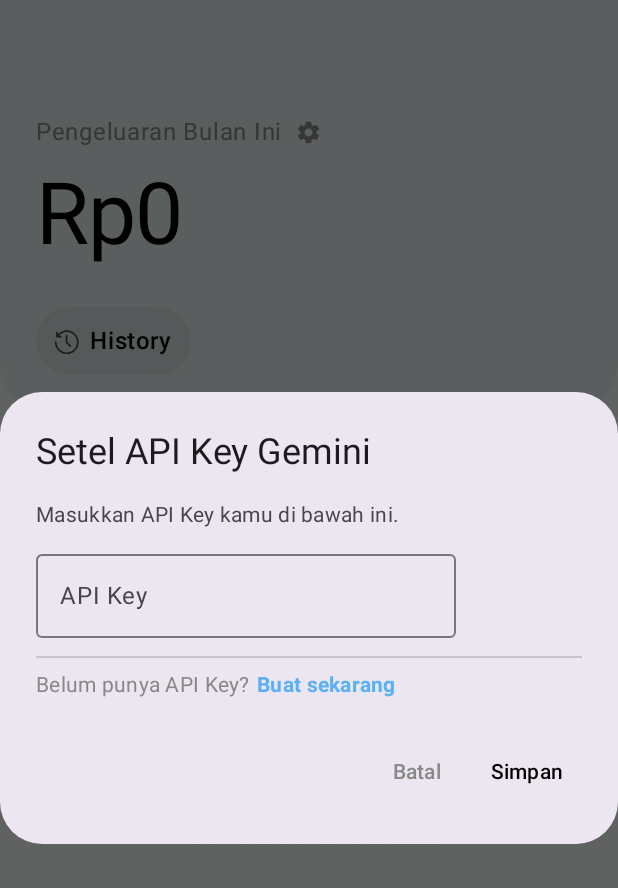
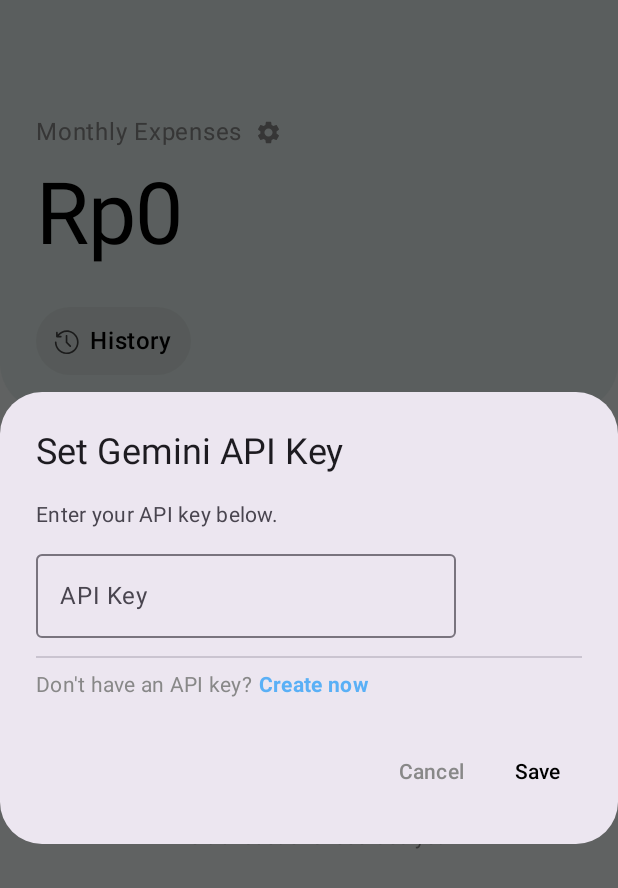
Before and after one commit to akimabs/artha, an Android app built with Jetpack Compose: the screen it shows after launch (MainActivity), on a phone screen of 412 x 824 dp. Shown: the top 888 px of the screen. Run offline under Robolectric (Android 15) with nearby library versions, the phone set to English and light mode, and no system bars; our stand-ins replace accompanist; libraries missing offline, so code that uses them is left out: com.google.accompanist.navigation.

Commit message:
feat: add localization

```diff
--- a/app/src/main/java/com/example/artha/ui/screen/home/HomeDashboard.kt
+++ b/app/src/main/java/com/example/artha/ui/screen/home/HomeDashboard.kt
@@ -25,6 +25,7 @@ import androidx.compose.ui.draw.clip
 import androidx.compose.ui.graphics.Color
 import androidx.compose.ui.platform.LocalContext
 import androidx.compose.ui.res.painterResource
+import androidx.compose.ui.res.stringResource
 import androidx.compose.ui.text.font.FontWeight
 import androidx.compose.ui.unit.dp
 import com.example.artha.model.HistoryItemData
@@ -159,10 +160,14 @@ fun HomeDashboard(onNavigateToHistory: () -> Unit = {}) {
                     verticalAlignment = Alignment.CenterVertically,
                     horizontalArrangement = Arrangement.spacedBy(8.dp)
                 ) {
-                    Text("Pengeluaran Bulan Ini", style = MaterialTheme.typography.bodyLarge, color = Color.Gray)
+                    Text(
+                        stringResource(R.string.monthly_expenses),
+                        style = MaterialTheme.typography.bodyLarge,
+                        color = Color.Gray
+                    )
                     Icon(
                         imageVector = Icons.Default.Settings,
-                        contentDescription = "Pengaturan API",
+                        contentDescription = stringResource(R.string.set_gemini_api_key),
                         tint = Color.Gray,
                         modifier = Modifier
                             .size(18.dp)
@@ -195,7 +200,7 @@ fun HomeDashboard(onNavigateToHistory: () -> Unit = {}) {
                         modifier = Modifier.size(18.dp)
                     )
                     Text(
-                        "History",
+                        stringResource(R.string.history),
                         style = MaterialTheme.typography.labelMedium.copy(
                             fontSize = MaterialTheme.typography.titleMedium.fontSize,
                         ),
@@ -207,10 +212,10 @@ fun HomeDashboard(onNavigateToHistory: () -> Unit = {}) {
         if (showApiKeyDialog) {
             AlertDialog(
                 onDismissRequest = { showApiKeyDialog = false },
-                title = { Text("Setel API Key Gemini") },
+                title = { Text(stringResource(R.string.set_gemini_api_key)) },
                 text = {
                     Column(modifier = Modifier.fillMaxWidth()) {
-                        Text("Masukkan API Key kamu di bawah ini.")
+                        Text(stringResource(R.string.enter_api_key))
                         Spacer(modifier = Modifier.height(8.dp))
                         OutlinedTextField(
                             value = apiKeyInput,
@@ -221,20 +226,20 @@ fun HomeDashboard(onNavigateToHistory: () -> Unit = {}) {
                                 cursorColor = Color.Black
                             ),
                             singleLine = true,
-                            label = { Text("API Key") }
+                            label = { Text(stringResource(R.string.api_key)) }
                         )
                         Spacer(modifier = Modifier.height(12.dp))
                         Divider()
                         Spacer(modifier = Modifier.height(8.dp))
                         Row(verticalAlignment = Alignment.CenterVertically) {
                             Text(
-                                "Belum punya API Key?",
+                                stringResource(R.string.no_api_key),
                                 style = MaterialTheme.typography.bodyMedium,
                                 color = Color.Gray,
                             )
                             Spacer(modifier = Modifier.width(4.dp))
                             Text(
-                                "Buat sekarang",
+                                stringResource(R.string.create_now),
                                 style = MaterialTheme.typography.bodyMedium,
                                 color = Color(0xFF5AB0F6),
                                 fontWeight = FontWeight.Bold,
@@ -258,7 +263,7 @@ fun HomeDashboard(onNavigateToHistory: () -> Unit = {}) {
                             }
                         }
                     }) {
-                        Text("Simpan", color = Color.Black)
+                        Text(stringResource(R.string.save), color = Color.Black)
                     }
                 },
                 dismissButton = {
@@ -271,7 +276,7 @@ fun HomeDashboard(onNavigateToHistory: () -> Unit = {}) {
                             }
                         }
                     ) {
-                        Text("Batal", color = Color.Gray)
+                        Text(stringResource(R.string.cancel), color = Color.Gray)
                     }
                 }
             )
@@ -284,10 +289,10 @@ fun HomeDashboard(onNavigateToHistory: () -> Unit = {}) {
                     horizontalArrangement = Arrangement.SpaceBetween,
                     verticalAlignment = Alignment.CenterVertically
                 ) {
-                    Text("Saku Kamu", style = MaterialTheme.typography.titleLarge)
+                    Text(stringResource(R.string.your_pockets), style = MaterialTheme.typography.titleLarge)
                     if(!pocketList.isEmpty()){
                         Text(
-                            "+ Tambah Saku",
+                            stringResource(R.string.add_pocket),
                             style = MaterialTheme.typography.labelMedium.copy(
                                 fontSize = MaterialTheme.typography.titleMedium.fontSize,
                                 fontWeight = FontWeight.Bold
@@ -315,7 +320,7 @@ fun HomeDashboard(onNavigateToHistory: () -> Unit = {}) {
                         Row(verticalAlignment = Alignment.CenterVertically) {
                             Icon(Icons.Default.Add, contentDescription = "Tambah Saku", tint = Color(0xFF0D8CF2))
                             Spacer(modifier = Modifier.width(8.dp))
-                            Text("Tambah Saku", color = Color(0xFF0D8CF2))
+                            Text(stringResource(R.string.add_pocket), color = Color(0xFF0D8CF2))
                         }
                     }
                 }
@@ -348,13 +353,13 @@ fun HomeDashboard(onNavigateToHistory: () -> Unit = {}) {
 
             Spacer(modifier = Modifier.height(30.dp))
             Column(modifier = Modifier.padding(horizontal = 20.dp)) {
-                Text("Riwayat Pengeluaran", style = MaterialTheme.typography.titleLarge)
+                Text(stringResource(R.string.expense_history), style = MaterialTheme.typography.titleLarge)
             }
             if (pocketList.isNotEmpty()) {
                 LazyRow {
                     item {
                         FilterBadge(
-                            label = "Semua",
+                            label = stringResource(R.string.all),
                             selected = selectedPocket == null,
                             onClick = { selectedPocket = null },
                             modifier = Modifier.padding(start = 20.dp, end = 0.dp, top = 15.dp)
@@ -389,7 +394,7 @@ fun HomeDashboard(onNavigateToHistory: () -> Unit = {}) {
                             .background(Color.Transparent),
                         contentAlignment = Alignment.Center
                     ) {
-                        Text("Belum ada transaksi tercatat", color = Color.Gray)
+                        Text(stringResource(R.string.no_transactions), color = Color.Gray)
                     }
                 } else {
                     Column(verticalArrangement = Arrangement.spacedBy(8.dp)) {
--- a/app/src/main/res/values/strings.xml
+++ b/app/src/main/res/values/strings.xml
@@ -1,3 +1,43 @@
+<?xml version="1.0" encoding="utf-8"?>
 <resources>
     <string name="app_name">Artha</string>
+
+    <!-- Home Screen -->
+    <string name="monthly_expenses">Monthly Expenses</string>
+    <string name="history">History</string>
+    <string name="add_pocket">Add Pocket</string>
+    <string name="no_transaction_data">No transaction data available.</string>
+    <string name="overbudget">Overbudget!</string>
+    <string name="your_pockets">Your Pockets</string>
+    <string name="expense_history">Expense History</string>
+    <string name="all">All</string>
+    <string name="no_transactions">No transactions recorded yet</string>
+    <string name="cancel">Cancel</string>
+    <string name="save_pocket">Save</string>
+
+    <!-- Add Pocket Bottom Sheet -->
+    <string name="add_new_pocket">Add New Pocket</string>
+    <string name="pocket_name">Pocket Name</string>
+    <string name="target_amount">Target Amount</string>
+    <string name="select_color">Select Color</string>
+
+    <!-- API Key Dialog -->
+    <string name="set_gemini_api_key">Set Gemini API Key</string>
+    <string name="enter_api_key">Enter your API key below.</string>
+    <string name="api_key">API Key</string>
+    <string name="no_api_key">Don\'t have an API key?</string>
+    <string name="create_now">Create now</string>
+    <string name="save">Save</string>
+
+    <!-- Result Screen -->
+    <string name="indonesian_rupiah">Indonesian Rupiah</string>
+    <string name="name">Name</string>
+    <string name="transaction_date">Transaction Date</string>
+    <string name="category">Category</string>
+
+    <!-- History Screen -->
+    <string name="delete">Delete</string>
+    <string name="monthly_history">Monthly History</string>
+    <string name="back">Back</string>
+    <string name="toggle">Toggle</string>
 </resources>
```
Also changed, not shown: app/src/main/java/com/example/artha/ui/screen/history/HistoryScreen.kt (+6 -4 lines), app/src/main/java/com/example/artha/ui/screen/home/AddPocketBottomSheet.kt (+7 -5 lines), app/src/main/java/com/example/artha/ui/screen/home/ResultScreen.kt (+6 -4 lines), 2 other files.
